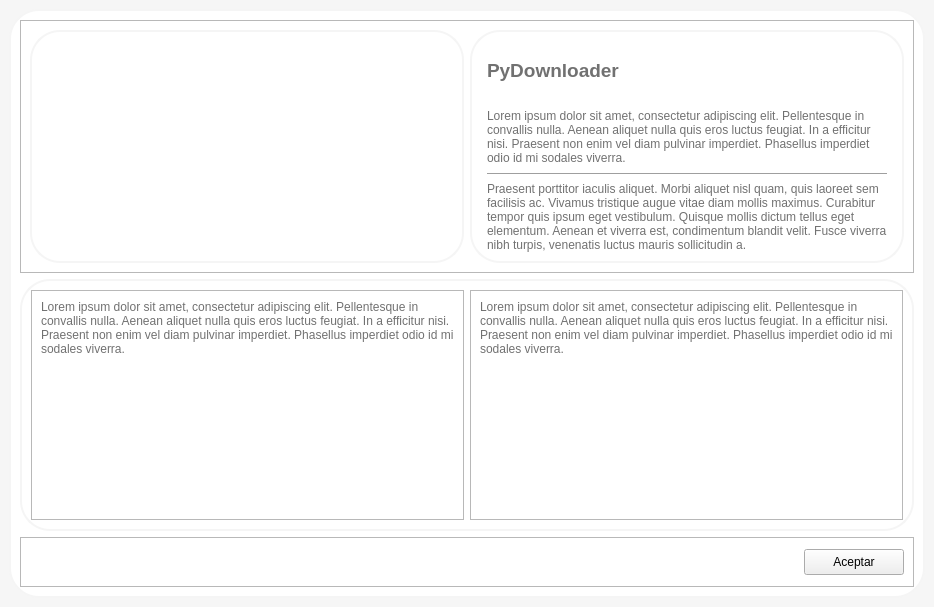
Before: the Qt Designer form app/gui/About.ui in caicesardev/PyDownload, drawn with Qt 5.
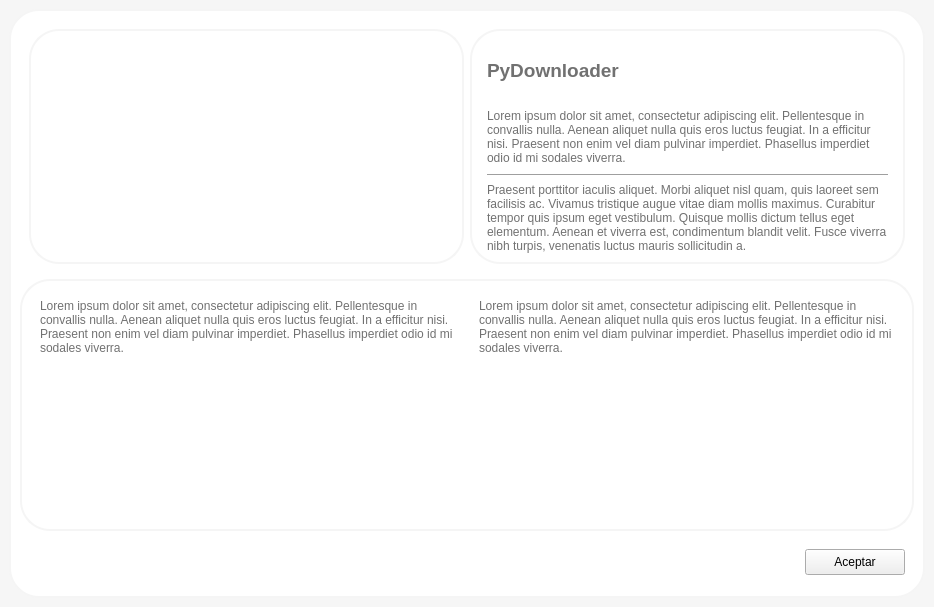
After: the same form once the commit is applied. Icons and pictures are not drawn.

Commit message: Fixed every frame border

The edit to the form file:
```diff
--- a/app/gui/About.ui
+++ b/app/gui/About.ui
@@ -35,21 +35,9 @@
 	background: white;
 }</string>
       </property>
-      <property name="frameShape">
-       <enum>QFrame::StyledPanel</enum>
-      </property>
-      <property name="frameShadow">
-       <enum>QFrame::Raised</enum>
-      </property>
       <layout class="QVBoxLayout" name="verticalLayout">
        <item>
         <widget class="QFrame" name="top_frame">
-         <property name="frameShape">
-          <enum>QFrame::StyledPanel</enum>
-         </property>
-         <property name="frameShadow">
-          <enum>QFrame::Raised</enum>
-         </property>
          <layout class="QHBoxLayout" name="horizontalLayout">
           <item>
            <widget class="QFrame" name="logo_frame">
@@ -60,12 +48,6 @@
 	background: white;
 }</string>
             </property>
-            <property name="frameShape">
-             <enum>QFrame::StyledPanel</enum>
-            </property>
-            <property name="frameShadow">
-             <enum>QFrame::Raised</enum>
-            </property>
             <layout class="QHBoxLayout" name="horizontalLayout_2">
              <item>
               <widget class="QLabel" name="logo">
@@ -101,12 +83,6 @@
 	background: white;
 }</string>
             </property>
-            <property name="frameShape">
-             <enum>QFrame::StyledPanel</enum>
-            </property>
-            <property name="frameShadow">
-             <enum>QFrame::Raised</enum>
-            </property>
             <layout class="QVBoxLayout" name="verticalLayout_2">
              <property name="leftMargin">
               <number>15</number>
@@ -172,21 +148,9 @@
 	background: white;
 }</string>
          </property>
-         <property name="frameShape">
-          <enum>QFrame::StyledPanel</enum>
-         </property>
-         <property name="frameShadow">
-          <enum>QFrame::Raised</enum>
-         </property>
          <layout class="QHBoxLayout" name="horizontalLayout_3">
           <item>
            <widget class="QFrame" name="left_bottom_frame">
-            <property name="frameShape">
-             <enum>QFrame::StyledPanel</enum>
-            </property>
-            <property name="frameShadow">
-             <enum>QFrame::Raised</enum>
-            </property>
             <layout class="QVBoxLayout" name="verticalLayout_3">
              <item>
               <widget class="QLabel" name="description_label_2">
@@ -209,12 +173,6 @@
           </item>
           <item>
            <widget class="QFrame" name="right_bottom_frame">
-            <property name="frameShape">
-             <enum>QFrame::StyledPanel</enum>
-            </property>
-            <property name="frameShadow">
-             <enum>QFrame::Raised</enum>
-            </property>
             <layout class="QVBoxLayout" name="verticalLayout_4">
              <item>
               <widget class="QLabel" name="description_label_3">
@@ -246,12 +204,6 @@
            <height>50</height>
           </size>
          </property>
-         <property name="frameShape">
-          <enum>QFrame::StyledPanel</enum>
-         </property>
-         <property name="frameShadow">
-          <enum>QFrame::Raised</enum>
-         </property>
          <layout class="QHBoxLayout" name="horizontalLayout_4">
           <item>
            <spacer name="horizontalSpacer">
```
The commit also changes 9 other files.
